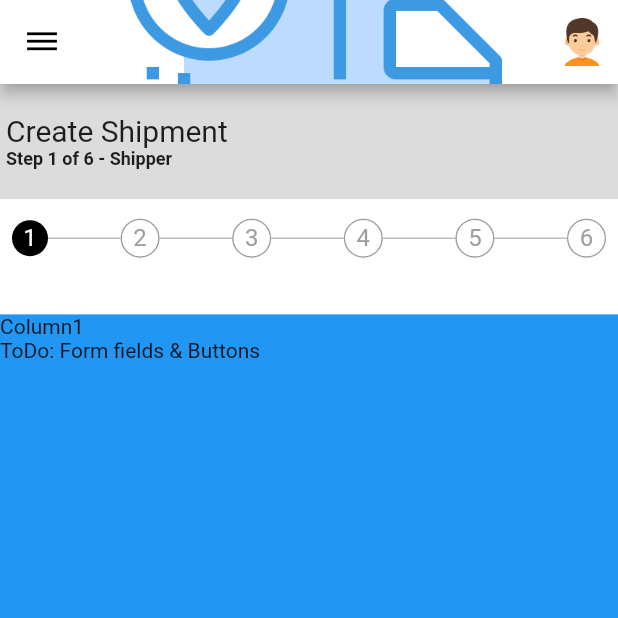
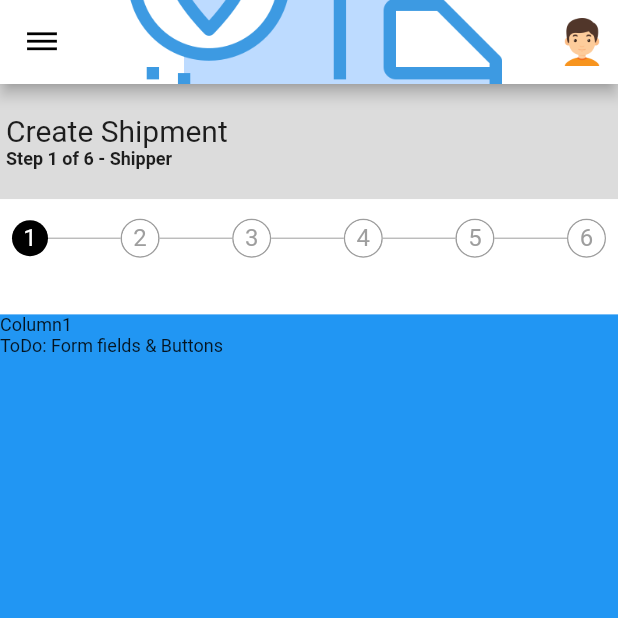
Before and after one commit to gravindrareddy/ecommerce-shipping-ui-flutter, a Flutter app: the screen it shows after launch, on a phone screen of 412 x 824 dp, the top half of it. Run offline on Flutter 3.47's test engine with Material 2 defaults, Android fonts, the phone set to English and light mode, and no system bars; Roboto replaces fonts that are missing (Hind, LexendDeca).

Commit message:
updated theme. todo: to apply it

```diff
--- a/lib/main.dart
+++ b/lib/main.dart
@@ -11,8 +11,8 @@ class EcommerceOrderForm extends StatelessWidget {
       theme: ThemeData(
         // Define the default brightness and colors.
         brightness: Brightness.light,
-        primaryColor: Colors.lightBlue[800],
-        accentColor: Colors.cyan[600],
+        primaryColor: Colors.white,
+        accentColor: Colors.greenAccent[600],
 
         // Define the default font family.
         fontFamily: 'LexendDeca',
@@ -20,9 +20,12 @@ class EcommerceOrderForm extends StatelessWidget {
         // Define the default TextTheme. Use this to specify the default
         // text styling for headlines, titles, bodies of text, and more.
         textTheme: TextTheme(
-          headline: TextStyle(fontSize: 72.0, fontWeight: FontWeight.bold),
-          title: TextStyle(fontSize: 36.0, fontStyle: FontStyle.italic),
-          body1: TextStyle(fontSize: 14.0, fontFamily: 'Hind'),
+          headline: TextStyle(
+            fontSize: 20.0,
+            fontWeight: FontWeight.normal,
+          ),
+          title: TextStyle(fontSize: 12.0, fontWeight: FontWeight.bold),
+          body1: TextStyle(fontSize: 12.0, fontWeight: FontWeight.normal),
         ),
       ),
       home: Scaffold(
```
